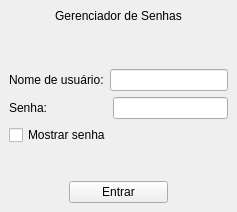
Before: the Qt Designer form fazerlogin.ui in GabFMM/Gerenciador_de_senhas, drawn with Qt 5.
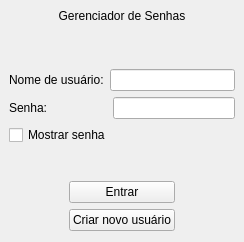
After: the same form once the commit is applied.

What changed in the file:
```diff
--- a/fazerlogin.ui
+++ b/fazerlogin.ui
@@ -7,7 +7,7 @@
     <x>0</x>
     <y>0</y>
     <width>237</width>
-    <height>207</height>
+    <height>242</height>
    </rect>
   </property>
   <property name="windowTitle">
@@ -141,6 +141,49 @@
         </item>
        </layout>
       </item>
+      <item>
+       <layout class="QHBoxLayout" name="horizontalLayout_6">
+        <item>
+         <spacer name="horizontalSpacer_3">
+          <property name="orientation">
+           <enum>Qt::Orientation::Horizontal</enum>
+          </property>
+          <property name="sizeType">
+           <enum>QSizePolicy::Policy::Fixed</enum>
+          </property>
+          <property name="sizeHint" stdset="0">
+           <size>
+            <width>60</width>
+            <height>20</height>
+           </size>
+          </property>
+         </spacer>
+        </item>
+        <item>
+         <widget class="QPushButton" name="BotaoCriarUsuario">
+          <property name="text">
+           <string>Criar novo usuário</string>
+          </property>
+         </widget>
+        </item>
+        <item>
+         <spacer name="horizontalSpacer_4">
+          <property name="orientation">
+           <enum>Qt::Orientation::Horizontal</enum>
+          </property>
+          <property name="sizeType">
+           <enum>QSizePolicy::Policy::Fixed</enum>
+          </property>
+          <property name="sizeHint" stdset="0">
+           <size>
+            <width>60</width>
+            <height>20</height>
+           </size>
+          </property>
+         </spacer>
+        </item>
+       </layout>
+      </item>
      </layout>
     </item>
    </layout>
```
